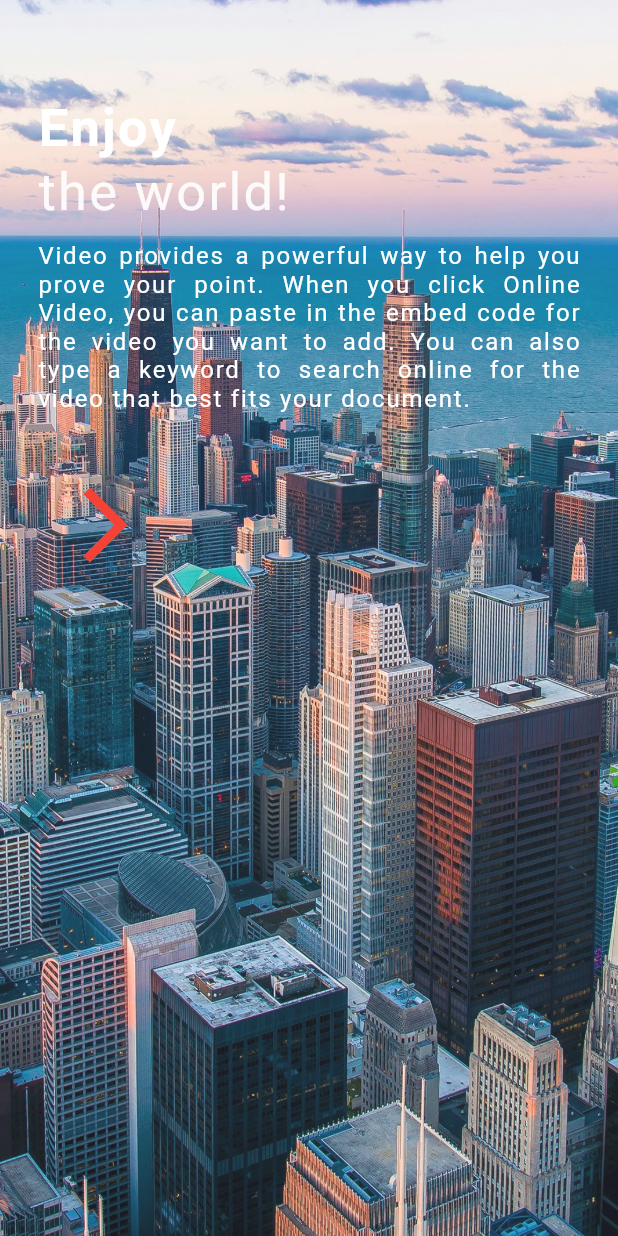
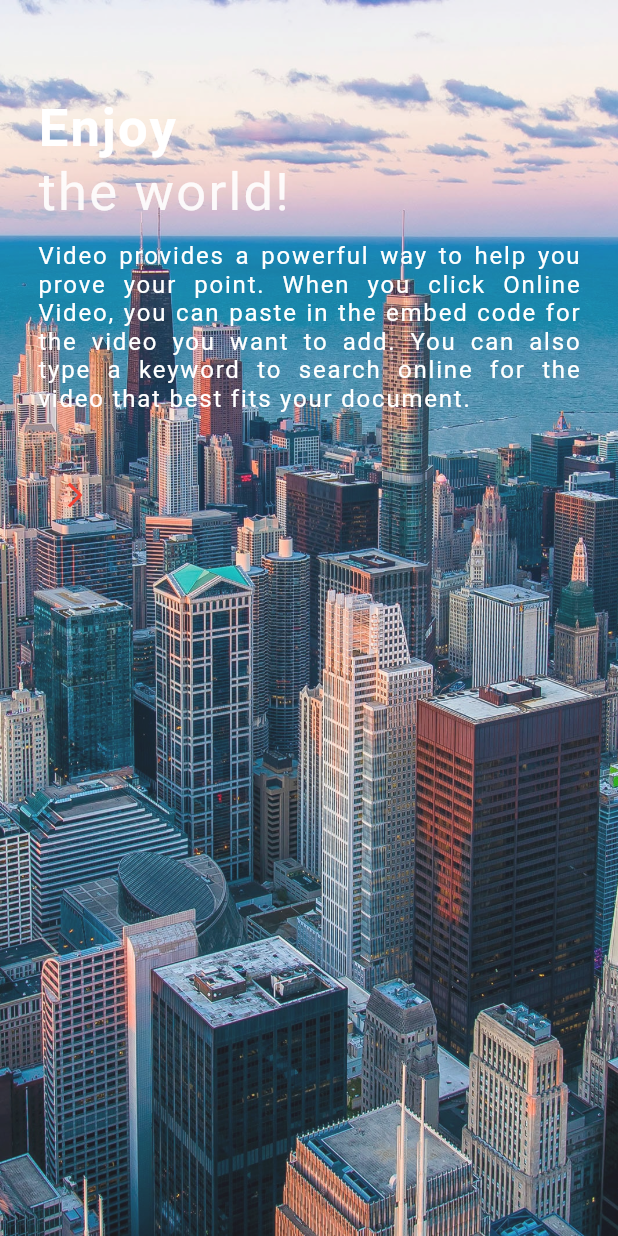
Before and after one commit to ahmadullahjalali/travel_app_ui_design, a Flutter app: the screen it shows after launch, on a phone screen of 412 x 824 dp. Run offline on Flutter 3.47's test engine with Material 2 defaults, Android fonts, the phone set to English and light mode, and no system bars; our stand-ins replace curved_navigation_bar.

Commit message:
another commit for more changes.

```diff
--- a/lib/screens/welcome_screen.dart
+++ b/lib/screens/welcome_screen.dart
@@ -62,7 +62,6 @@ class WelcomeScreen extends StatelessWidget {
                     );
                   },
                   child: Ink(
-                    // color: Colors.white,
                     padding: EdgeInsets.all(15),
                     decoration: BoxDecoration(
                       color: Colors.white,
@@ -71,11 +70,10 @@ class WelcomeScreen extends StatelessWidget {
                     child: Icon(
                       Icons.arrow_forward_ios,
                       color: Colors.red,
-                      size: 60,
-                      weight: (900),
+                      size: 20,
                     ),
                   ),
-                )
+                ),
               ],
             ),
           ),
--- a/lib/widgets/post_bottom_bar.dart
+++ b/lib/widgets/post_bottom_bar.dart
@@ -93,6 +93,7 @@ class PostBottomBar extends StatelessWidget {
                     Expanded(
                       flex: 1,
                       child: Container(
+                        alignment: Alignment.center,
                         width: 120,
                         height: 90,
                         margin: EdgeInsets.only(right: 5),
```
